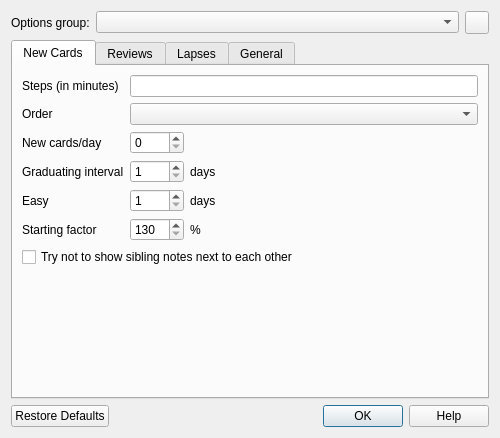
Above: designer/dconf.ui from ankitects/anki before the change. Below: the same form after it.
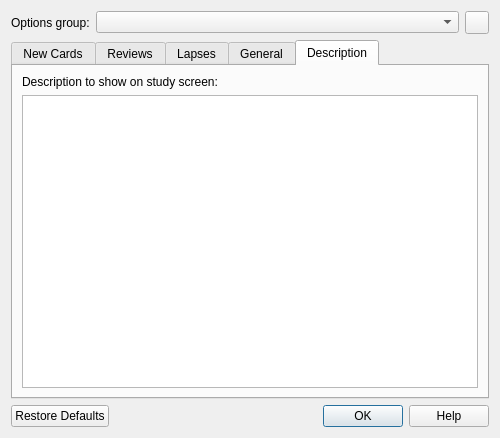
That is the form after the change. The open tabs and pages were chosen to show the change. Icons and pictures are not drawn.

Commit message: change model, description editing

The edit to the form file:
```diff
--- a/designer/dconf.ui
+++ b/designer/dconf.ui
@@ -576,6 +576,23 @@
        </item>
       </layout>
      </widget>
+     <widget class="QWidget" name="tab_4">
+      <attribute name="title">
+       <string>Description</string>
+      </attribute>
+      <layout class="QVBoxLayout" name="verticalLayout_5">
+       <item>
+        <widget class="QLabel" name="label_22">
+         <property name="text">
+          <string>Description to show on study screen:</string>
+         </property>
+        </widget>
+       </item>
+       <item>
+        <widget class="QTextEdit" name="desc"/>
+       </item>
+      </layout>
+     </widget>
     </widget>
    </item>
    <item>
```
The commit also changes 2 other files.
